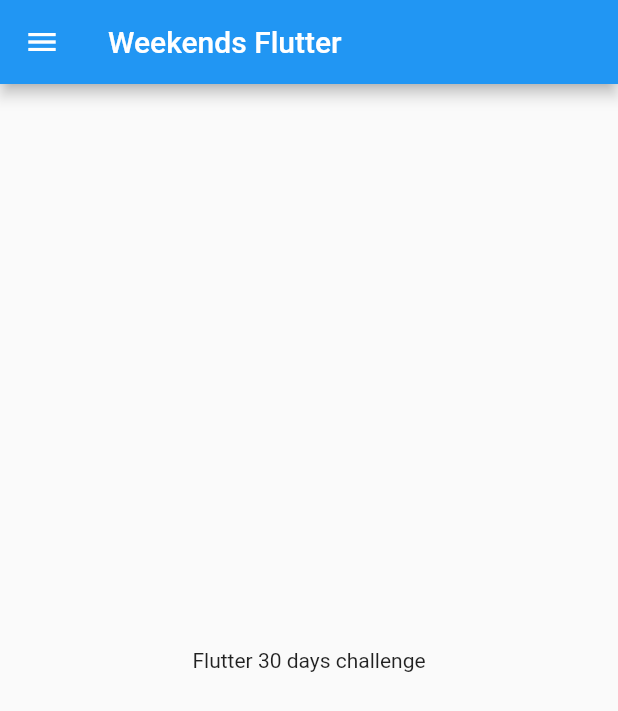
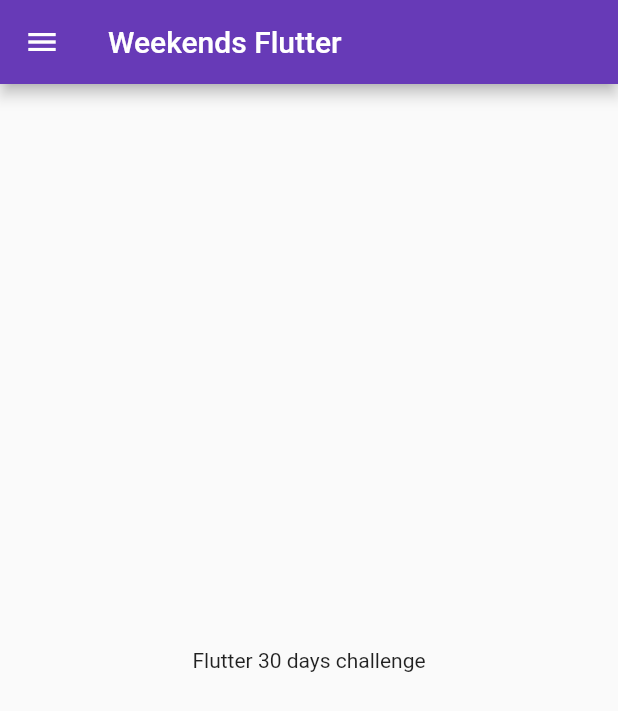
Before and after one commit to Hina-Hussain/flutter_weekends_refresh, a Flutter app: the screen it shows after launch, on a phone screen of 412 x 824 dp. Shown: the top 711 px of the screen. Run offline on Flutter 3.47's test engine with Material 2 defaults, Android fonts, the phone set to English and light mode, and no system bars.

Commit message:
Day 3 done

```diff
--- a/lib/main.dart
+++ b/lib/main.dart
@@ -1,5 +1,6 @@
 import 'package:flutter/material.dart';
-import 'package:flutter_30_days_challenge/home_page.dart';
+import 'package:flutter_30_days_challenge/pages/home_page.dart';
+import 'package:flutter_30_days_challenge/pages/login_page.dart';
 
 void main() {
   runApp(const MyApp());
@@ -11,7 +12,20 @@ class MyApp extends StatelessWidget {
   @override
   Widget build(BuildContext context) {
     return MaterialApp(
-      home: HomePage()
+      //home: HomePage(),
+      themeMode: ThemeMode.light,
+      theme: ThemeData(
+        primarySwatch: Colors.deepPurple
+      ),
+      //darkTheme: ThemeData.dark(),
+      darkTheme: ThemeData(
+        brightness: Brightness.dark
+      ),
+      initialRoute: "/home",
+      routes: {
+        "/":(context)=>LoginPage(),
+        "/home":(context)=>HomePage()
+      },
     );
   }
 }
```
Also changed, not shown: lib/pages/login_page.dart (added, +13 -0 lines), lib/pages/home_page.dart (renamed from lib/home_page.dart).
